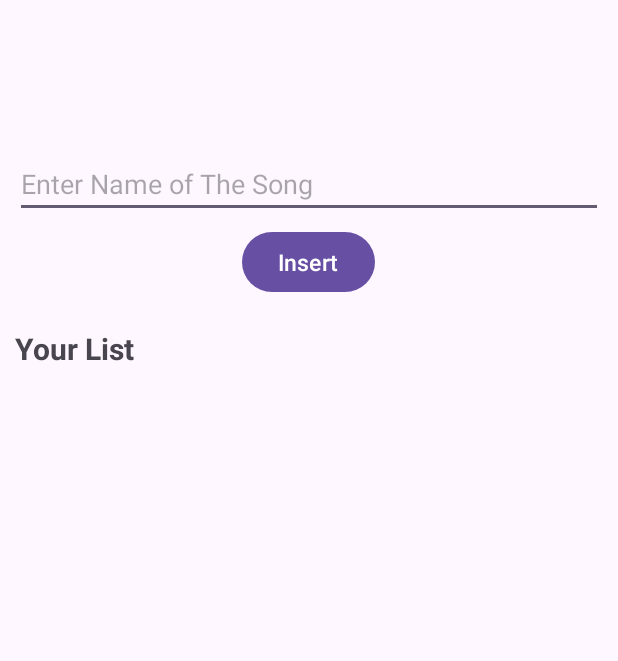
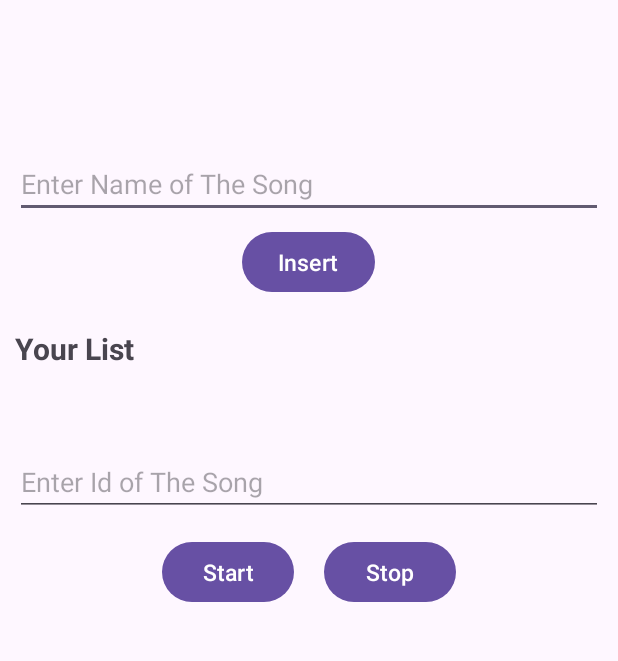
Before and after one commit to decoutkhanqindev/Play-Music-App, an Android app: the layout activity_main.xml on its own in the app's theme, with its tools: preview values and no code run, on a phone screen of 412 x 824 dp, the part 81-742 px from its top. Run offline under Robolectric (Android 15) with nearby library versions, the phone set to English and light mode, and no system bars.

Commit message:
design main layout

```diff
--- a/app/src/main/res/layout/activity_main.xml
+++ b/app/src/main/res/layout/activity_main.xml
@@ -65,5 +65,46 @@
             android:layout_marginTop="5dp"
             android:layout_marginEnd="10dp"
             android:textSize="20sp" />
+
+        <EditText
+            android:id="@+id/enterIdSong"
+            android:layout_width="match_parent"
+            android:layout_height="wrap_content"
+            android:layout_marginStart="10dp"
+            android:layout_marginTop="20dp"
+            android:layout_marginEnd="10dp"
+            android:hint="@string/hintEnterText1"
+            android:inputType="text"
+            tools:ignore="Autofill,TextContrastCheck,TouchTargetSizeCheck,VisualLintTextFieldSize"/>
+
+        <LinearLayout
+            android:orientation="horizontal"
+            android:layout_width="match_parent"
+            android:layout_marginTop="5dp"
+            android:gravity="center"
+            android:layout_height="wrap_content">
+
+            <Button
+                android:id="@+id/startIdSongBtn"
+                android:layout_width="wrap_content"
+                android:layout_height="wrap_content"
+                android:layout_gravity="center"
+                android:layout_marginTop="5dp"
+                android:layout_marginEnd="10dp"
+                android:text="@string/start"
+                android:textSize="15sp"
+                tools:ignore="ButtonStyle" />
+
+            <Button
+                android:id="@+id/stopIdSongBtn"
+                android:layout_width="wrap_content"
+                android:layout_height="wrap_content"
+                android:layout_gravity="center"
+                android:layout_marginStart="10dp"
+                android:layout_marginTop="5dp"
+                android:text="@string/stop"
+                android:textSize="15sp"
+                tools:ignore="ButtonStyle" />
+        </LinearLayout>
     </LinearLayout>
 </androidx.constraintlayout.widget.ConstraintLayout>
--- a/app/src/main/res/values/strings.xml
+++ b/app/src/main/res/values/strings.xml
@@ -4,5 +4,8 @@
     <string name="name">NAME</string>
     <string name="titleOfMusics">Your List</string>
     <string name="hintEnterText">Enter Name of The Song</string>
+    <string name="hintEnterText1">Enter Id of The Song</string>
     <string name="insert">Insert</string>
+    <string name="start">Start</string>
+    <string name="stop">Stop</string>
 </resources>
```
